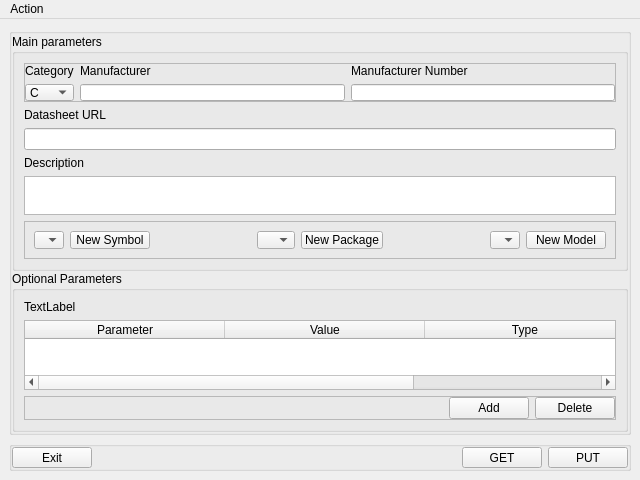
First picture: the form in src/ui/mainwindow.ui, repository BamWolf/altium-common-library.client, before the edit.
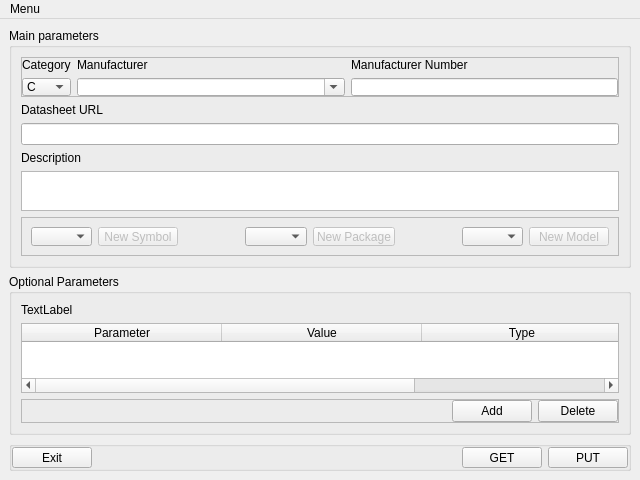
Second picture: the form after the edit.

Patch:
```diff
--- a/src/ui/mainwindow.ui
+++ b/src/ui/mainwindow.ui
@@ -33,37 +33,7 @@
        <enum>QLayout::SetMaximumSize</enum>
       </property>
       <item>
-       <widget class="QGroupBox" name="dataBox">
-        <property name="minimumSize">
-         <size>
-          <width>0</width>
-          <height>100</height>
-         </size>
-        </property>
-        <property name="maximumSize">
-         <size>
-          <width>16777215</width>
-          <height>16777215</height>
-         </size>
-        </property>
-        <property name="title">
-         <string/>
-        </property>
-        <property name="flat">
-         <bool>false</bool>
-        </property>
-        <layout class="QGridLayout" name="gridLayout_2">
-         <property name="sizeConstraint">
-          <enum>QLayout::SetDefaultConstraint</enum>
-         </property>
-         <property name="margin">
-          <number>0</number>
-         </property>
-         <property name="spacing">
-          <number>0</number>
-         </property>
-         <item row="0" column="0">
-          <widget class="QGroupBox" name="groupBox">
+       <widget class="QGroupBox" name="mainBox">
            <property name="title">
             <string>Main parameters</string>
            </property>
@@ -83,20 +53,10 @@
                <property name="spacing">
                 <number>6</number>
                </property>
-               <item row="1" column="1">
-                <widget class="QLineEdit" name="m_line"/>
-               </item>
-               <item row="0" column="1">
-                <widget class="QLabel" name="label">
-                 <property name="text">
-                  <string>Manufacturer</string>
-                 </property>
-                </widget>
-               </item>
-               <item row="1" column="2">
+            <item row="1" column="3">
                 <widget class="QLineEdit" name="pn_line"/>
                </item>
-               <item row="0" column="2">
+            <item row="0" column="3">
                 <widget class="QLabel" name="label_2">
                  <property name="text">
                   <string>Manufacturer Number</string>
@@ -144,6 +104,29 @@
                  </property>
                 </widget>
                </item>
+            <item row="1" column="2">
+             <widget class="QComboBox" name="manufacturerBox">
+              <property name="sizePolicy">
+               <sizepolicy hsizetype="MinimumExpanding" vsizetype="Fixed">
+                <horstretch>0</horstretch>
+                <verstretch>0</verstretch>
+               </sizepolicy>
+              </property>
+              <property name="editable">
+               <bool>true</bool>
+              </property>
+              <property name="modelColumn">
+               <number>1</number>
+              </property>
+             </widget>
+            </item>
+            <item row="0" column="2">
+             <widget class="QLabel" name="label">
+              <property name="text">
+               <string>Manufacturer</string>
+              </property>
+             </widget>
+            </item>
               </layout>
              </widget>
             </item>
@@ -178,6 +161,12 @@
               <layout class="QHBoxLayout" name="horizontalLayout_2">
                <item>
                 <widget class="QComboBox" name="symbolBox">
+              <property name="sizePolicy">
+               <sizepolicy hsizetype="MinimumExpanding" vsizetype="Fixed">
+                <horstretch>0</horstretch>
+                <verstretch>0</verstretch>
+               </sizepolicy>
+              </property>
                  <item>
                   <property name="text">
                    <string/>
@@ -187,6 +176,9 @@
                </item>
                <item>
                 <widget class="QPushButton" name="addSymbolButton">
+              <property name="enabled">
+               <bool>false</bool>
+              </property>
                  <property name="text">
                   <string>New Symbol</string>
                  </property>
@@ -207,6 +199,12 @@
                </item>
                <item>
                 <widget class="QComboBox" name="packageBox">
+              <property name="sizePolicy">
+               <sizepolicy hsizetype="MinimumExpanding" vsizetype="Fixed">
+                <horstretch>0</horstretch>
+                <verstretch>0</verstretch>
+               </sizepolicy>
+              </property>
                  <property name="minimumContentsLength">
                   <number>1</number>
                  </property>
@@ -219,6 +217,9 @@
                </item>
                <item>
                 <widget class="QPushButton" name="addPackageButton">
+              <property name="enabled">
+               <bool>false</bool>
+              </property>
                  <property name="text">
                   <string>New Package</string>
                  </property>
@@ -239,6 +240,12 @@
                </item>
                <item>
                 <widget class="QComboBox" name="modelBox">
+              <property name="sizePolicy">
+               <sizepolicy hsizetype="MinimumExpanding" vsizetype="Fixed">
+                <horstretch>0</horstretch>
+                <verstretch>0</verstretch>
+               </sizepolicy>
+              </property>
                  <item>
                   <property name="text">
                    <string/>
@@ -248,6 +255,9 @@
                </item>
                <item>
                 <widget class="QPushButton" name="addModelButton">
+              <property name="enabled">
+               <bool>false</bool>
+              </property>
                  <property name="text">
                   <string>New Model</string>
                  </property>
@@ -259,8 +269,8 @@
            </layout>
           </widget>
          </item>
-         <item row="1" column="0">
-          <widget class="QGroupBox" name="groupBox_2">
+      <item>
+       <widget class="QGroupBox" name="optionalBox">
            <property name="title">
             <string>Optional Parameters</string>
            </property>
@@ -387,9 +397,6 @@
            </layout>
           </widget>
          </item>
-        </layout>
-       </widget>
-      </item>
       <item>
        <widget class="QGroupBox" name="controlBox">
         <property name="minimumSize">
@@ -466,7 +473,7 @@
    </property>
    <widget class="QMenu" name="menuDo">
     <property name="title">
-     <string>Action</string>
+     <string>Menu</string>
     </property>
     <addaction name="actionExit"/>
    </widget>
```
Left out of the diff: 4 changed lines with no effect on the pictures. Lines whose indentation alone changed are shown as unchanged.
